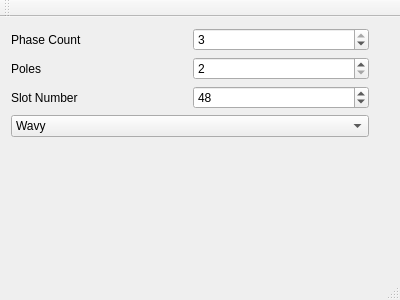
This is Wound/mainwindow.ui in profff/Wound as Qt 5 draws it before an edit. The edited form follows.
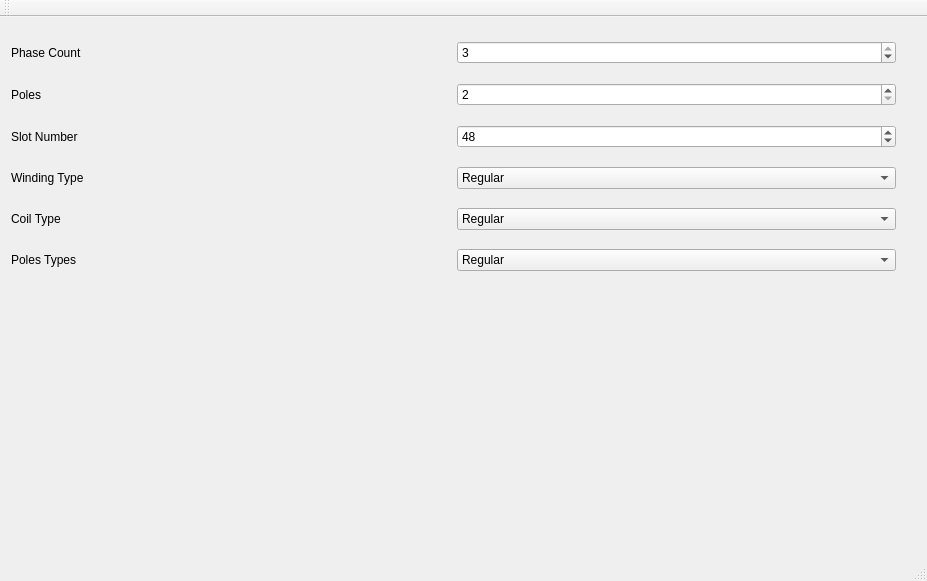
This is the edited form.

Commit message: concentric / regular coils ok

The edit to the form file:
```diff
--- a/Wound/mainwindow.ui
+++ b/Wound/mainwindow.ui
@@ -6,8 +6,8 @@
    <rect>
     <x>0</x>
     <y>0</y>
-    <width>400</width>
-    <height>300</height>
+    <width>927</width>
+    <height>581</height>
    </rect>
   </property>
   <property name="windowTitle">
@@ -21,17 +21,8 @@
        <enum>QLayout::SetDefaultConstraint</enum>
       </property>
       <item>
-       <layout class="QVBoxLayout" name="verticalLayout_3">
-        <item>
-         <layout class="QHBoxLayout" name="horizontalLayout_2">
-          <item>
-           <widget class="QLabel" name="label_2">
-            <property name="text">
-             <string>Phase Count</string>
-            </property>
-           </widget>
-          </item>
-          <item>
+       <layout class="QGridLayout" name="gridLayout">
+        <item row="0" column="1">
            <widget class="QSpinBox" name="PhaseCountEdit">
             <property name="maximum">
              <number>3</number>
@@ -41,18 +32,21 @@
             </property>
            </widget>
           </item>
-         </layout>
-        </item>
-        <item>
-         <layout class="QHBoxLayout" name="horizontalLayout_4">
-          <item>
+        <item row="1" column="0">
            <widget class="QLabel" name="label_6">
             <property name="text">
              <string>Poles </string>
             </property>
            </widget>
           </item>
-          <item>
+        <item row="2" column="0">
+         <widget class="QLabel" name="label_0">
+          <property name="text">
+           <string>Slot Number</string>
+          </property>
+         </widget>
+        </item>
+        <item row="1" column="1">
            <widget class="QSpinBox" name="PoleCountEdit">
             <property name="minimum">
              <number>2</number>
@@ -68,31 +62,25 @@
             </property>
            </widget>
           </item>
-         </layout>
-        </item>
-        <item>
-         <layout class="QHBoxLayout" name="horizontalLayout">
-          <item>
-           <widget class="QLabel" name="label_0">
-            <property name="text">
-             <string>Slot Number</string>
-            </property>
-           </widget>
-          </item>
-          <item>
+        <item row="2" column="1">
            <widget class="QSpinBox" name="SlotCountEdit">
             <property name="value">
              <number>48</number>
             </property>
            </widget>
           </item>
-         </layout>
+        <item row="3" column="0">
+         <widget class="QLabel" name="label">
+          <property name="text">
+           <string>Winding Type</string>
+          </property>
+         </widget>
         </item>
-        <item>
+        <item row="3" column="1">
          <widget class="QComboBox" name="WindingTypeSelector">
           <item>
            <property name="text">
-            <string>Wavy</string>
+            <string>Regular</string>
            </property>
           </item>
           <item>
@@ -107,18 +95,54 @@
           </item>
          </widget>
         </item>
+        <item row="0" column="0">
+         <widget class="QLabel" name="label_2">
+          <property name="text">
+           <string>Phase Count</string>
+          </property>
+         </widget>
+        </item>
+        <item row="4" column="0">
+         <widget class="QLabel" name="label_3">
+          <property name="text">
+           <string>Coil Type</string>
+          </property>
+         </widget>
+        </item>
+        <item row="4" column="1">
+         <widget class="QComboBox" name="CoilTypeSelector">
         <item>
-         <spacer name="verticalSpacer">
-          <property name="orientation">
-           <enum>Qt::Vertical</enum>
-          </property>
-          <property name="sizeHint" stdset="0">
-           <size>
-            <width>20</width>
-            <height>40</height>
-           </size>
-          </property>
-         </spacer>
+           <property name="text">
+            <string>Regular</string>
+           </property>
+          </item>
+          <item>
+           <property name="text">
+            <string>Concentric</string>
+           </property>
+          </item>
+         </widget>
+        </item>
+        <item row="5" column="1">
+         <widget class="QComboBox" name="comboBox">
+          <item>
+           <property name="text">
+            <string>Regular</string>
+           </property>
+          </item>
+          <item>
+           <property name="text">
+            <string>Splited</string>
+           </property>
+          </item>
+         </widget>
+        </item>
+        <item row="5" column="0">
+         <widget class="QLabel" name="label_4">
+          <property name="text">
+           <string>Poles Types</string>
+          </property>
+         </widget>
         </item>
        </layout>
       </item>
```
Left out of the diff: 2 changed lines with no effect on the pictures. Lines whose indentation alone changed are shown as unchanged. The commit also changes 5 other files.
